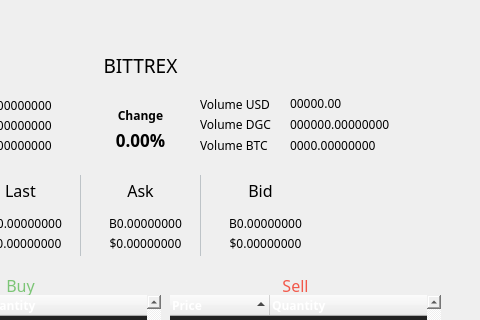
upgradeadvice/MUE-Src, file src/qt/forms/exchangebrowser.ui: the form before one commit; both pictures show x 234 to 714 and y 0 to 320 of the 806 by 545 pixel window.
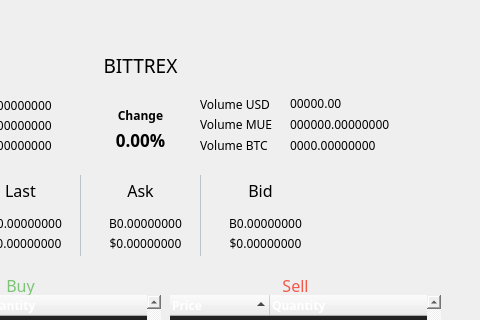
The form after the commit. The open tabs and pages were chosen to show the change. Icons and pictures are not drawn. Custom widgets are drawn as their Qt base class.

Diff of the .ui file:
```diff
--- a/src/qt/forms/exchangebrowser.ui
+++ b/src/qt/forms/exchangebrowser.ui
@@ -486,7 +486,7 @@
            </rect>
           </property>
           <property name="text">
-           <string>&lt;html&gt;&lt;head/&gt;&lt;body&gt;&lt;p&gt;Volume DGC&lt;/p&gt;&lt;/body&gt;&lt;/html&gt;</string>
+           <string>&lt;html&gt;&lt;head/&gt;&lt;body&gt;&lt;p&gt;Volume MUE&lt;/p&gt;&lt;/body&gt;&lt;/html&gt;</string>
           </property>
          </widget>
          <widget class="QLabel" name="lblBittrexVolumeSc">
```
